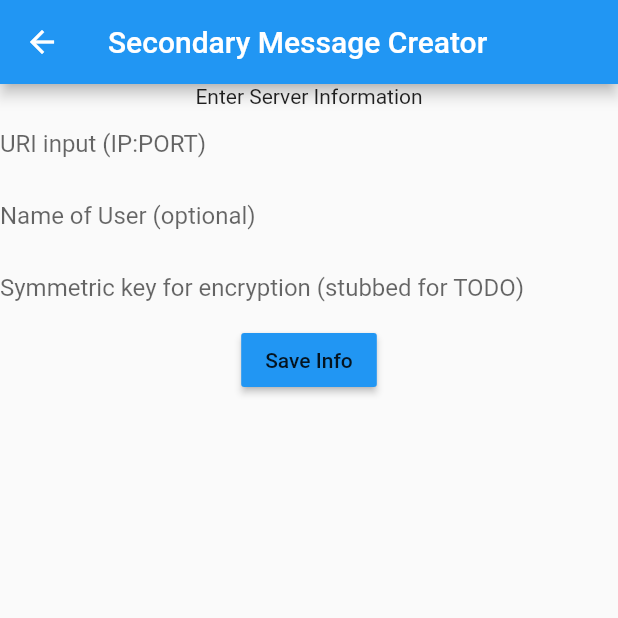
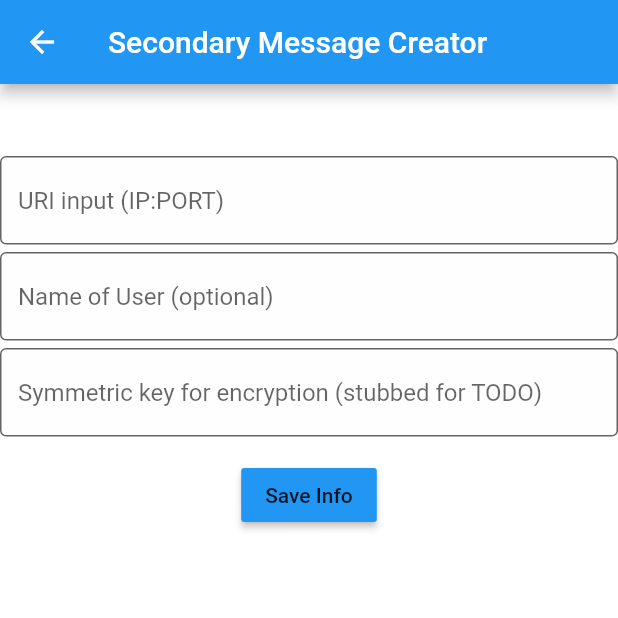
Before and after one commit to SD-Paranoia/Paranoia, a Flutter app: the Secondary screen opened directly, on a phone screen of 412 x 824 dp, the top half of it. Run offline on Flutter 3.47's test engine with Material 2 defaults, Android fonts, the phone set to English and light mode, and no system bars; our stand-ins replace sqflite; missing offline and left inert: pointycastle, steel_crypt; accounts and stored records are empty.

Commit message:
Changes to secondary user reg

```diff
--- a/lib/Secondary.dart
+++ b/lib/Secondary.dart
@@ -47,33 +47,47 @@ class _SecondaryState extends State<Secondary> {
   @override
   Widget build(BuildContext context) {
     return Scaffold(
+        backgroundColor: Color(0x21ffffff),
         appBar: AppBar(title: Text("Secondary Message Creator")),
         body: Center(
             child: Column(
                 children: <Widget>[
+                  SizedBox(height: 15),
 
-                  Text("Enter Server Information"),
+                  Text("Enter Server Information",
+                    style: TextStyle(color: Color(0xffffffff), fontSize: 15),
+                  ),
+                  SizedBox(height: 15),
                   TextField(
                     decoration: InputDecoration(
-                        border: InputBorder.none,
+                        border: OutlineInputBorder(),
+                        filled: true,
+                        fillColor: Color(0x10f0f0f0),
                         hintText: 'URI input (IP:PORT)'
                     ),
                     controller: myController,
                   ),
+                  SizedBox(height: 5),
                   TextField(
                     decoration: InputDecoration(
-                        border: InputBorder.none,
+                        border: OutlineInputBorder(),
+                        filled: true,
+                        fillColor: Color(0x10f0f0f0),
                         hintText: 'Name of User (optional)'
                     ),
                     controller: name,
                   ),
+                  SizedBox(height: 5),
                   TextField(
                     decoration: InputDecoration(
-                        border: InputBorder.none,
+                        border: OutlineInputBorder(),
+                        filled: true,
+                        fillColor: Color(0x10f0f0f0),
                         hintText: 'Symmetric key for encryption (stubbed for TODO)'
                     ),
                     controller: semkey,
                   ),
+                  SizedBox(height: 15),
                   RaisedButton(
                     child: Text("Save Info"),
                     color: Colors.blue,
```
